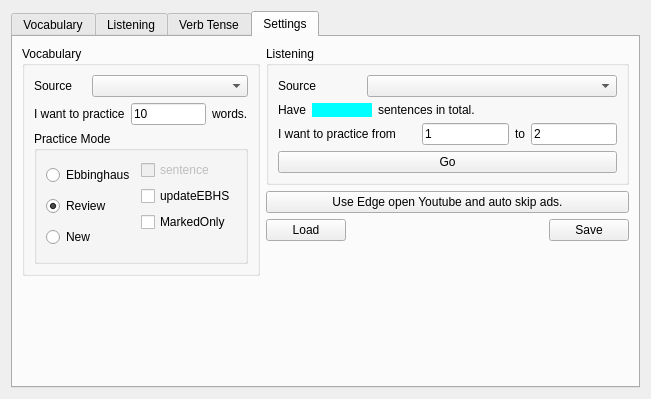
SuWeipeng/EnglishPractice, file ui/EnglishPractice.ui: the form before one commit.
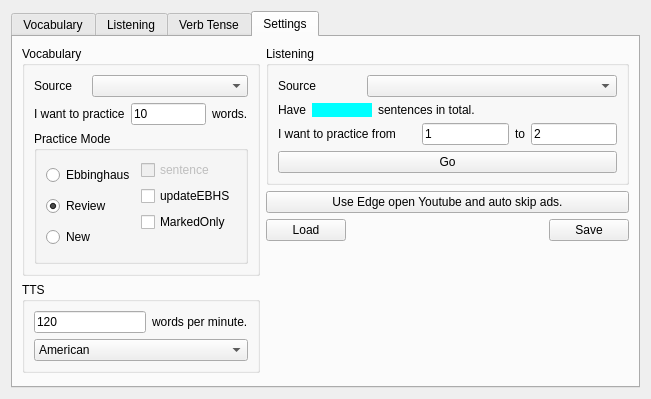
The form after the commit. The open tabs and pages were chosen to show the change.

Commit message: Settings 界面可调整语速和口音

What changed in the file:
```diff
--- a/ui/EnglishPractice.ui
+++ b/ui/EnglishPractice.ui
@@ -935,6 +935,47 @@
            </layout>
           </widget>
          </item>
+         <item>
+          <widget class="QGroupBox" name="groupBox_4">
+           <property name="title">
+            <string>TTS</string>
+           </property>
+           <layout class="QVBoxLayout" name="verticalLayout_16">
+            <item>
+             <layout class="QHBoxLayout" name="horizontalLayout_2">
+              <item>
+               <widget class="QLineEdit" name="lineEdit_4">
+                <property name="text">
+                 <string>120</string>
+                </property>
+               </widget>
+              </item>
+              <item>
+               <widget class="QLabel" name="label_22">
+                <property name="text">
+                 <string>words per minute.</string>
+                </property>
+               </widget>
+              </item>
+             </layout>
+            </item>
+            <item>
+             <widget class="QComboBox" name="comboBox_3">
+              <item>
+               <property name="text">
+                <string>American</string>
+               </property>
+              </item>
+              <item>
+               <property name="text">
+                <string>British</string>
+               </property>
+              </item>
+             </widget>
+            </item>
+           </layout>
+          </widget>
+         </item>
          <item>
           <spacer name="verticalSpacer">
            <property name="orientation">
```
The commit also changes 1 other file.
